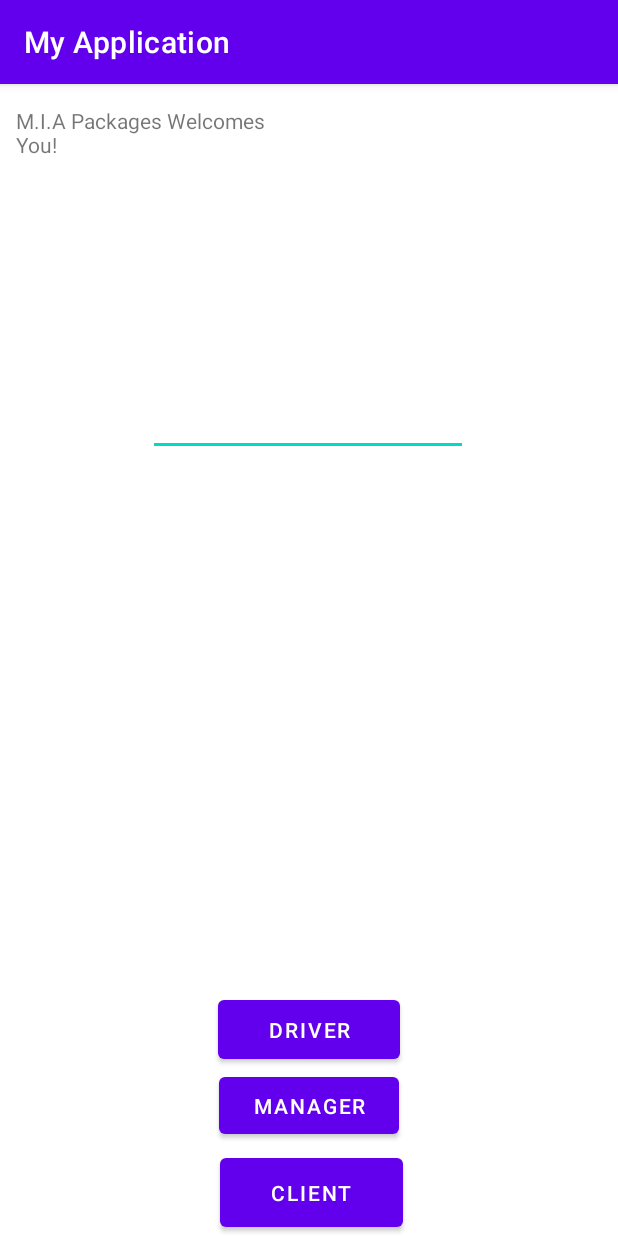
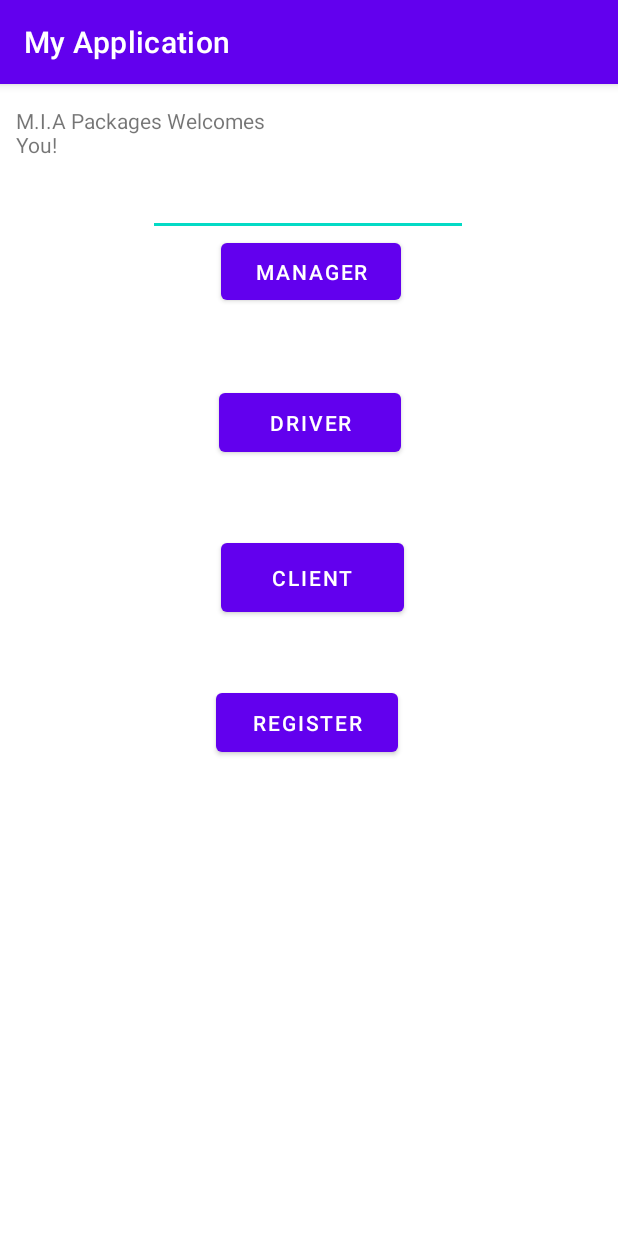
Before and after one commit to AndreyFriedman/M.I.A_Packages, an Android app: the screen it shows after launch (MainActivity), on a phone screen of 412 x 824 dp. Run offline under Robolectric (Android 15) with nearby library versions, the phone set to English and light mode, and no system bars.

Commit message:
finish register

```diff
--- a/app/src/main/AndroidManifest.xml
+++ b/app/src/main/AndroidManifest.xml
@@ -11,6 +11,9 @@
         android:theme="@style/Theme.MyApplication">
         <activity
             android:name="com.example.miapackages.Client"
+            android:exported="false" />
+        <activity
+            android:name="com.example.miapackages.Register"
             android:exported="false" />
         <activity
             android:name="com.example.miapackages.Driver"
--- a/app/src/main/java/com/example/miapackages/MainActivity.java
+++ b/app/src/main/java/com/example/miapackages/MainActivity.java
@@ -27,6 +27,10 @@
         Intent intent = new Intent(this, Driver.class);
         startActivity(intent);
     }
+    public void register(View view){
+        Intent intent = new Intent(this, Register.class);
+        startActivity(intent);
+    }
 
 
 }
--- a/app/src/main/res/layout/activity_client.xml
+++ b/app/src/main/res/layout/activity_client.xml
@@ -6,4 +6,6 @@
     android:layout_height="match_parent"
     tools:context=".Client">
 
+
+
 </androidx.constraintlayout.widget.ConstraintLayout>
--- a/app/src/main/res/layout/activity_main.xml
+++ b/app/src/main/res/layout/activity_main.xml
@@ -22,41 +22,43 @@
         android:id="@+id/button4"
         android:layout_width="120dp"
         android:layout_height="50dp"
-        android:layout_marginTop="408dp"
+        android:layout_marginTop="100dp"
         android:onClick="onManager"
         android:text="Manager"
-        app:layout_constraintBottom_toTopOf="@+id/button7"
         app:layout_constraintEnd_toEndOf="parent"
-        app:layout_constraintHorizontal_bias="0.5"
+        app:layout_constraintHorizontal_bias="0.505"
+        app:layout_constraintLeft_toLeftOf="parent"
+        app:layout_constraintRight_toRightOf="parent"
         app:layout_constraintStart_toStartOf="parent"
-        app:layout_constraintTop_toBottomOf="@+id/editTextTextPassword" />
+        app:layout_constraintTop_toTopOf="parent" />
 
     <Button
         android:id="@+id/button5"
         android:layout_width="121dp"
         android:layout_height="51dp"
-        android:layout_marginTop="468dp"
+        android:layout_marginTop="200dp"
         android:onClick="onDriver"
         android:text="Driver"
-        app:layout_constraintBottom_toTopOf="@+id/button4"
         app:layout_constraintEnd_toEndOf="parent"
+        app:layout_constraintHorizontal_bias="0.503"
+        app:layout_constraintLeft_toLeftOf="parent"
+        app:layout_constraintRight_toRightOf="parent"
         app:layout_constraintStart_toStartOf="parent"
-        app:layout_constraintTop_toBottomOf="@+id/textView"
-        app:layout_constraintVertical_bias="1.0" />
+        app:layout_constraintTop_toTopOf="parent" />
 
     <Button
         android:id="@+id/button7"
         android:layout_width="122dp"
         android:layout_height="58dp"
-        android:layout_marginTop="4dp"
+        android:layout_marginTop="300dp"
         android:onClick="onClient"
         android:text="Client"
-        app:layout_constraintBottom_toBottomOf="parent"
         app:layout_constraintEnd_toEndOf="parent"
-        app:layout_constraintHorizontal_bias="0.505"
+        app:layout_constraintHorizontal_bias="0.508"
+        app:layout_constraintLeft_toLeftOf="parent"
+        app:layout_constraintRight_toRightOf="parent"
         app:layout_constraintStart_toStartOf="parent"
-        app:layout_constraintTop_toBottomOf="@+id/button4"
-        app:layout_constraintVertical_bias="0.0" />
+        app:layout_constraintTop_toTopOf="parent" />
 
     <EditText
         android:id="@+id/editTextTextPassword"
@@ -71,5 +73,19 @@
         app:layout_constraintTop_toTopOf="parent"
         app:layout_constraintVertical_bias="0.363" />
 
+    <Button
+        android:id="@+id/register_button"
+        android:layout_width="121dp"
+        android:layout_height="51dp"
+        android:layout_marginTop="400dp"
+        android:onClick="register"
+        android:text="register"
+        app:layout_constraintEnd_toEndOf="parent"
+        app:layout_constraintHorizontal_bias="0.496"
+        app:layout_constraintLeft_toLeftOf="parent"
+        app:layout_constraintRight_toRightOf="parent"
+        app:layout_constraintStart_toStartOf="parent"
+        app:layout_constraintTop_toTopOf="parent" />
+
 
 </androidx.constraintlayout.widget.ConstraintLayout>
```
Also changed, not shown: app/src/main/java/com/example/miapackages/Register.java (+27 -13 lines), app/src/main/res/layout/activity_register.xml (+6 -6 lines).
